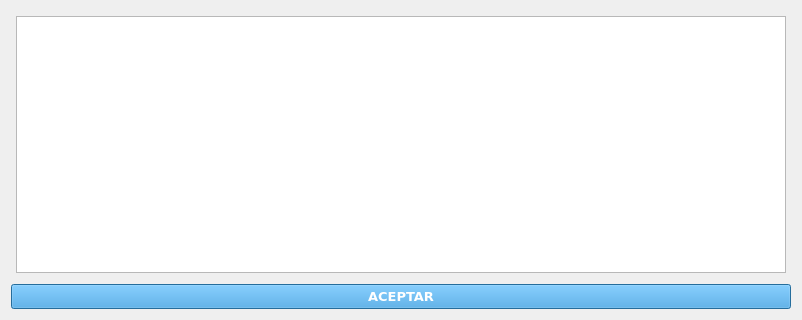
Before: the Qt Designer form ventana_repetidos.ui in RiaJ16/H-Tech_SIG, drawn with Qt 5.
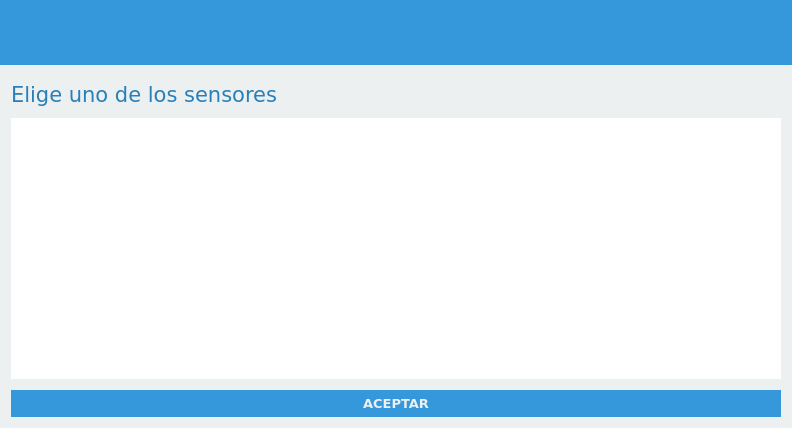
After: the same form once the commit is applied. Icons and pictures are not drawn.

```diff
--- a/ventana_repetidos.ui
+++ b/ventana_repetidos.ui
@@ -6,8 +6,8 @@
    <rect>
     <x>0</x>
     <y>0</y>
-    <width>802</width>
-    <height>320</height>
+    <width>792</width>
+    <height>428</height>
    </rect>
   </property>
   <property name="windowTitle">
@@ -18,37 +18,269 @@
     <normaloff>:/BarraDeHerramientas/icons/refresh.png</normaloff>:/BarraDeHerramientas/icons/refresh.png</iconset>
   </property>
   <property name="styleSheet">
-   <string notr="true">QPushButton:enabled{
-background-color: #3498db;
-color: rgb(255, 255, 255);
+   <string notr="true">QWidget{
+	background-color: #ecf0f1;
+}
+
+QPushButton:enabled{
+	color: #ecf0f1;
+	background-color: #3498db;
+	padding: 5px;
+	border: none;
 }
 
 QPushButton:disabled{
-background-color: #adc1ce;
-color: rgb(255, 255, 255);
+	color: #ecf0f1;
+	background-color: #bdc3c7;
+	padding: 5px;
+	border: none;
+}
+
+QPushButton:hover{
+	padding: 5px;
+	color: white;
+	background-color: #2980b9;
+}
+
+ QScrollBar:vertical {
+     border-radius: 100px;
+     background: #ecf0f1;
+     width: 5px;
+     margin: 0px 0 0px 0;
+ }
+ QScrollBar::handle:vertical {
+     background: #bdc3c7;
+     min-height: 20px;
+ }
+ QScrollBar::add-line:vertical {
+	width: 0;
+ }
+
+ QScrollBar::sub-line:vertical {
+	width: 0;
+ }
+
+ QScrollBar::up-arrow:vertical, QScrollBar::down-arrow:vertical {
+     border: 2px solid grey;
+     width: 3px;
+     height: 3px;
+     background: white;
+ }
+
+ QScrollBar::add-page:vertical, QScrollBar::sub-page:vertical {
+     background: none;
+ }</string>
+  </property>
+  <layout class="QVBoxLayout" name="verticalLayout_2">
+   <property name="leftMargin">
+    <number>0</number>
+   </property>
+   <property name="topMargin">
+    <number>0</number>
+   </property>
+   <property name="rightMargin">
+    <number>0</number>
+   </property>
+   <property name="bottomMargin">
+    <number>0</number>
+   </property>
+   <item>
+    <widget class="QFrame" name="kraken">
+     <property name="sizePolicy">
+      <sizepolicy hsizetype="Preferred" vsizetype="Fixed">
+       <horstretch>0</horstretch>
+       <verstretch>0</verstretch>
+      </sizepolicy>
+     </property>
+     <property name="minimumSize">
+      <size>
+       <width>0</width>
+       <height>65</height>
+      </size>
+     </property>
+     <property name="styleSheet">
+      <string notr="true">background-color: #3498db;</string>
+     </property>
+     <property name="frameShape">
+      <enum>QFrame::NoFrame</enum>
+     </property>
+     <property name="frameShadow">
+      <enum>QFrame::Raised</enum>
+     </property>
+     <layout class="QHBoxLayout" name="horizontalLayout_2">
+      <property name="spacing">
+       <number>0</number>
+      </property>
+      <property name="leftMargin">
+       <number>0</number>
+      </property>
+      <property name="topMargin">
+       <number>0</number>
+      </property>
+      <property name="rightMargin">
+       <number>0</number>
+      </property>
+      <property name="bottomMargin">
+       <number>0</number>
+      </property>
+      <item>
+       <widget class="QLabel" name="logo">
+        <property name="styleSheet">
+         <string notr="true"/>
+        </property>
+        <property name="text">
+         <string/>
+        </property>
+        <property name="pixmap">
+         <pixmap>:/Varios/icons/logosig2-i.png</pixmap>
+        </property>
+       </widget>
+      </item>
+      <item>
+       <spacer name="horizontalSpacer">
+        <property name="orientation">
+         <enum>Qt::Horizontal</enum>
+        </property>
+        <property name="sizeHint" stdset="0">
+         <size>
+          <width>40</width>
+          <height>20</height>
+         </size>
+        </property>
+       </spacer>
+      </item>
+      <item>
+       <layout class="QVBoxLayout" name="verticalLayout_6">
+        <property name="spacing">
+         <number>0</number>
+        </property>
+        <item>
+         <widget class="QPushButton" name="botonCerrar">
+          <property name="sizePolicy">
+           <sizepolicy hsizetype="Fixed" vsizetype="Fixed">
+            <horstretch>0</horstretch>
+            <verstretch>0</verstretch>
+           </sizepolicy>
+          </property>
+          <property name="minimumSize">
+           <size>
+            <width>50</width>
+            <height>50</height>
+           </size>
+          </property>
+          <property name="maximumSize">
+           <size>
+            <width>50</width>
+            <height>50</height>
+           </size>
+          </property>
+          <property name="focusPolicy">
+           <enum>Qt::NoFocus</enum>
+          </property>
+          <property name="styleSheet">
+           <string notr="true">:enabled{
+	color: black;
+	border: none;
+	padding: 5px;
+}
+
+:disabled{
+	color: black;
+}
+
+:pressed{
+	background-color: black;
+}
+
+:hover{
+	background-color: #e74c3c;
+	border: none;
 }</string>
-  </property>
-  <layout class="QVBoxLayout" name="verticalLayout_3">
+          </property>
+          <property name="text">
+           <string/>
+          </property>
+          <property name="icon">
+           <iconset>
+            <normaloff>:/General/icons/closeicon-d.png</normaloff>:/General/icons/closeicon-d.png</iconset>
+          </property>
+          <property name="iconSize">
+           <size>
+            <width>24</width>
+            <height>24</height>
+           </size>
+          </property>
+          <property name="flat">
+           <bool>false</bool>
+          </property>
+         </widget>
+        </item>
+        <item>
+         <spacer name="verticalSpacer_6">
+          <property name="orientation">
+           <enum>Qt::Vertical</enum>
+          </property>
+          <property name="sizeHint" stdset="0">
+           <size>
+            <width>20</width>
+            <height>10</height>
+           </size>
+          </property>
+         </spacer>
+        </item>
+       </layout>
+      </item>
+     </layout>
+    </widget>
+   </item>
    <item>
-    <layout class="QVBoxLayout" name="verticalLayout" stretch="0">
+    <layout class="QVBoxLayout" name="verticalLayout">
      <property name="spacing">
-      <number>7</number>
-     </property>
-     <property name="sizeConstraint">
-      <enum>QLayout::SetMinimumSize</enum>
+      <number>11</number>
      </property>
      <property name="leftMargin">
-      <number>5</number>
+      <number>11</number>
      </property>
      <property name="topMargin">
-      <number>5</number>
+      <number>11</number>
      </property>
      <property name="rightMargin">
-      <number>5</number>
+      <number>11</number>
      </property>
      <property name="bottomMargin">
-      <number>5</number>
+      <number>11</number>
      </property>
+     <item>
+      <widget class="QLabel" name="labelBienvenido">
+       <property name="sizePolicy">
+        <sizepolicy hsizetype="MinimumExpanding" vsizetype="Preferred">
+         <horstretch>0</horstretch>
+         <verstretch>0</verstretch>
+        </sizepolicy>
+       </property>
+       <property name="minimumSize">
+        <size>
+         <width>205</width>
+         <height>0</height>
+        </size>
+       </property>
+       <property name="font">
+        <font>
+         <family>Verdana</family>
+         <pointsize>16</pointsize>
+        </font>
+       </property>
+       <property name="styleSheet">
+        <string notr="true">color: rgb(41, 128, 185);</string>
+       </property>
+       <property name="text">
+        <string>&lt;html&gt;&lt;head/&gt;&lt;body&gt;&lt;p&gt;Elige uno de los sensores&lt;/p&gt;&lt;/body&gt;&lt;/html&gt;</string>
+       </property>
+       <property name="wordWrap">
+        <bool>false</bool>
+       </property>
+      </widget>
+     </item>
      <item>
       <widget class="QTableWidget" name="tablaSensores">
        <property name="enabled">
@@ -73,9 +305,13 @@
         </size>
        </property>
        <property name="styleSheet">
-        <string notr="true">selection-color: #FFFFFF;
+        <string notr="true">color: #3498db;
+selection-color: #ecf0f1;
+background-color: #ecf0f1;
 selection-background-color: #5bade4;
-alternate-background-color: #ddf1ff;</string>
+alternate-background-color: #ddf1ff;
+background: white;
+border: none;</string>
        </property>
        <property name="alternatingRowColors">
         <bool>true</bool>
@@ -106,10 +342,6 @@
        </column>
       </widget>
      </item>
-    </layout>
-   </item>
-   <item>
-    <layout class="QHBoxLayout" name="horizontalLayout">
      <item>
       <widget class="QPushButton" name="botonAceptar">
        <property name="font">
```
Left out of the diff: 4 changed lines with no effect on the pictures.
